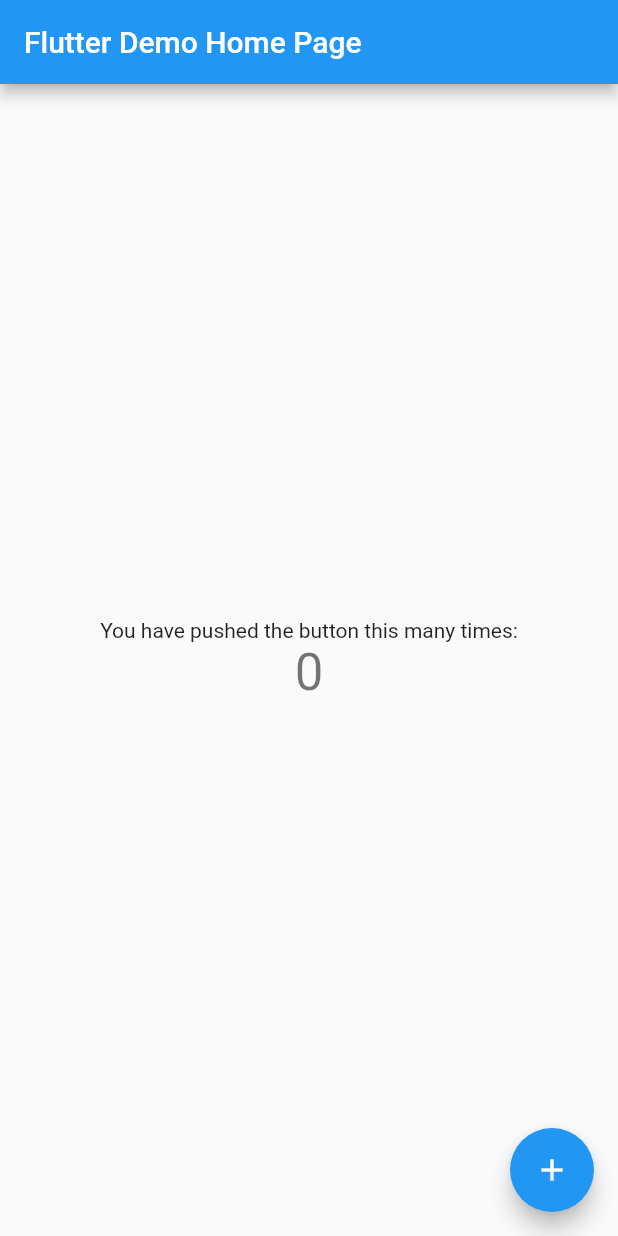
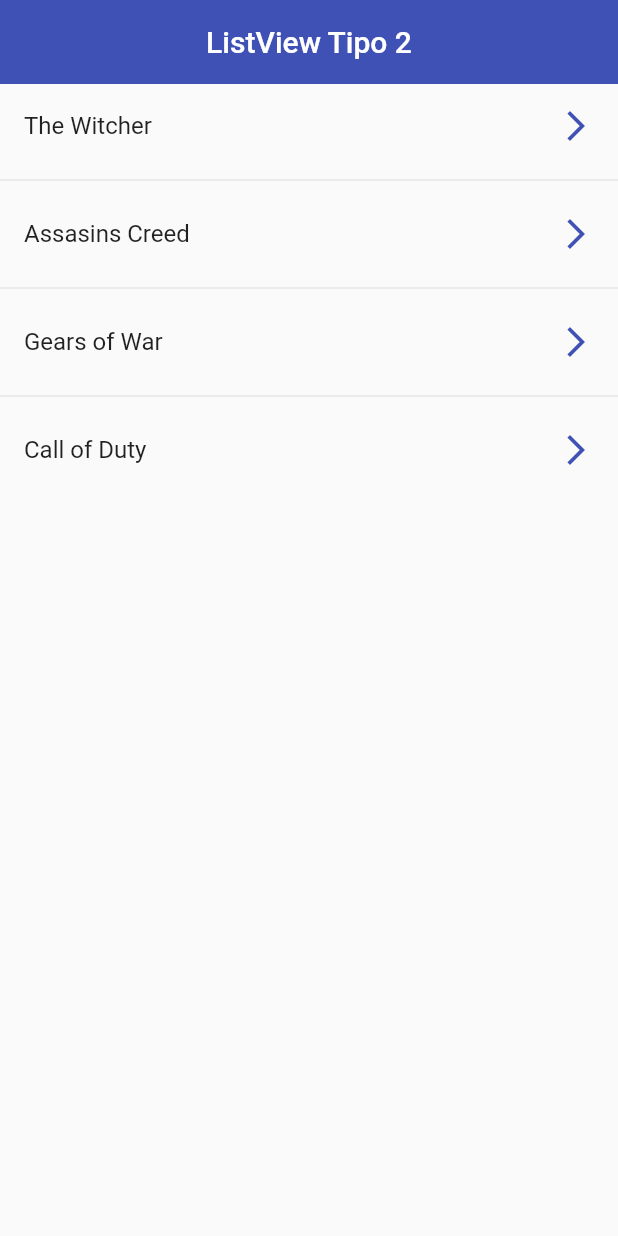
Before and after one commit to andresbadillo/flutter_demo_app, a Flutter app: the screen it shows after launch, on a phone screen of 412 x 824 dp. Run offline on Flutter 3.47's test engine with Material 2 defaults, Android fonts, the phone set to English and light mode, and no system bars.

Commit message:
Se creo el listview

```diff
--- a/lib/main.dart
+++ b/lib/main.dart
@@ -1,115 +1,20 @@
 import 'package:flutter/material.dart';
+import 'package:flutter/services.dart';
+import 'package:demo_app_components/screens/listview2_screen.dart';
 
-void main() {
-  runApp(const MyApp());
-}
+void main() => runApp(const MyApp());
 
 class MyApp extends StatelessWidget {
   const MyApp({Key? key}) : super(key: key);
 
-  // This widget is the root of your application.
   @override
   Widget build(BuildContext context) {
-    return MaterialApp(
-      title: 'Flutter Demo',
-      theme: ThemeData(
-        // This is the theme of your application.
-        //
-        // Try running your application with "flutter run". You'll see the
-        // application has a blue toolbar. Then, without quitting the app, try
-        // changing the primarySwatch below to Colors.green and then invoke
-        // "hot reload" (press "r" in the console where you ran "flutter run",
-        // or simply save your changes to "hot reload" in a Flutter IDE).
-        // Notice that the counter didn't reset back to zero; the application
-        // is not restarted.
-        primarySwatch: Colors.blue,
-      ),
-      home: const MyHomePage(title: 'Flutter Demo Home Page'),
+    SystemChrome.setSystemUIOverlayStyle(
+        const SystemUiOverlayStyle(statusBarColor: Colors.transparent));
+    return const MaterialApp(
+      debugShowCheckedModeBanner: false,
+      title: 'Material App',
+      home: ListView2Screen(),
     );
   }
 }
-
-class MyHomePage extends StatefulWidget {
-  const MyHomePage({Key? key, required this.title}) : super(key: key);
-
-  // This widget is the home page of your application. It is stateful, meaning
-  // that it has a State object (defined below) that contains fields that affect
-  // how it looks.
-
-  // This class is the configuration for the state. It holds the values (in this
-  // case the title) provided by the parent (in this case the App widget) and
-  // used by the build method of the State. Fields in a Widget subclass are
-  // always marked "final".
-
-  final String title;
-
-  @override
-  State<MyHomePage> createState() => _MyHomePageState();
-}
-
-class _MyHomePageState extends State<MyHomePage> {
-  int _counter = 0;
-
-  void _incrementCounter() {
-    setState(() {
-      // This call to setState tells the Flutter framework that something has
-      // changed in this State, which causes it to rerun the build method below
-      // so that the display can reflect the updated values. If we changed
-      // _counter without calling setState(), then the build method would not be
-      // called again, and so nothing would appear to happen.
-      _counter++;
-    });
-  }
-
-  @override
-  Widget build(BuildContext context) {
-    // This method is rerun every time setState is called, for instance as done
-    // by the _incrementCounter method above.
-    //
-    // The Flutter framework has been optimized to make rerunning build methods
-    // fast, so that you can just rebuild anything that needs updating rather
-    // than having to individually change instances of widgets.
-    return Scaffold(
-      appBar: AppBar(
-        // Here we take the value from the MyHomePage object that was created by
-        // the App.build method, and use it to set our appbar title.
-        title: Text(widget.title),
-      ),
-      body: Center(
-        // Center is a layout widget. It takes a single child and positions it
-        // in the middle of the parent.
-        child: Column(
-          // Column is also a layout widget. It takes a list of children and
-          // arranges them vertically. By default, it sizes itself to fit its
-          // children horizontally, and tries to be as tall as its parent.
-          //
-          // Invoke "debug painting" (press "p" in the console, choose the
-          // "Toggle Debug Paint" action from the Flutter Inspector in Android
-          // Studio, or the "Toggle Debug Paint" command in Visual Studio Code)
-          // to see the wireframe for each widget.
-          //
-          // Column has various properties to control how it sizes itself and
-          // how it positions its children. Here we use mainAxisAlignment to
-          // center the children vertically; the main axis here is the vertical
-          // axis because Columns are vertical (the cross axis would be
-          // horizontal).
-          mainAxisAlignment: MainAxisAlignment.center,
-          children: <Widget>[
-            const Text(
-              'You have pushed the button this many times:',
-            ),
-            Text(
-              '$_counter',
-              style: Theme.of(context).textTheme.headline4,
-            ),
-          ],
-        ),
-      ),
-      floatingActionButton: FloatingActionButton(
-        onPressed: _incrementCounter,
-        tooltip: 'Increment',
-        child: const Icon(Icons.add),
-      ), // This trailing comma makes auto-formatting nicer for build methods.
-    );
-  }
-}
--- /dev/null
+++ b/lib/screens/listview1_screen.dart
@@ -0,0 +1,34 @@
+import 'package:flutter/material.dart';
+
+class ListView1Screen extends StatelessWidget {
+  final options = const [
+    'The Witcher',
+    'Assasins Creed',
+    'Gears of War',
+    'Call of Duty'
+  ];
+
+  const ListView1Screen({Key? key}) : super(key: key);
+
+  @override
+  Widget build(BuildContext context) {
+    return Scaffold(
+      appBar: AppBar(
+        title: const Center(
+            child: Text(
+          'ListView Tipo 1',
+        )),
+      ),
+      body: ListView(
+        children: [
+          ...options
+              .map((game) => ListTile(
+                    title: Text(game),
+                    trailing: const Icon(Icons.arrow_forward_ios),
+                  ))
+              .toList(),
+        ],
+      ),
+    );
+  }
+}
--- /dev/null
+++ b/lib/screens/listview2_screen.dart
@@ -0,0 +1,41 @@
+import 'package:flutter/material.dart';
+
+class ListView2Screen extends StatelessWidget {
+  final options = const [
+    'The Witcher',
+    'Assasins Creed',
+    'Gears of War',
+    'Call of Duty'
+  ];
+
+  const ListView2Screen({Key? key}) : super(key: key);
+
+  @override
+  Widget build(BuildContext context) {
+    return Scaffold(
+      appBar: AppBar(
+        elevation: 0,
+        backgroundColor: Colors.indigo,
+        title: const Center(
+            child: Text(
+          'ListView Tipo 2',
+        )),
+      ),
+      body: ListView.separated(
+        itemCount: options.length,
+        itemBuilder: (context, index) => ListTile(
+          title: Text(options[index]),
+          trailing: const Icon(
+            Icons.arrow_forward_ios,
+            color: Colors.indigo,
+          ),
+          onTap: () {
+            final game = options[index];
+            print(game);
+          },
+        ),
+        separatorBuilder: (context, index) => const Divider(),
+      ),
+    );
+  }
+}
```
Also changed, not shown: lib/screens/alert_screen.dart (added, +14 -0 lines), lib/screens/card_screen.dart (added, +14 -0 lines).
